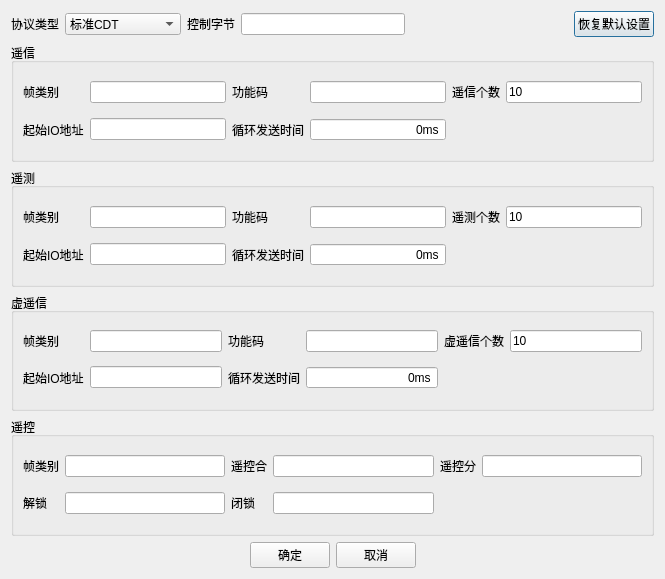
First picture: the form in CdtTools/ui/cdtsettingdlg.ui, repository CGinMax/ProtocolTools, before the edit.
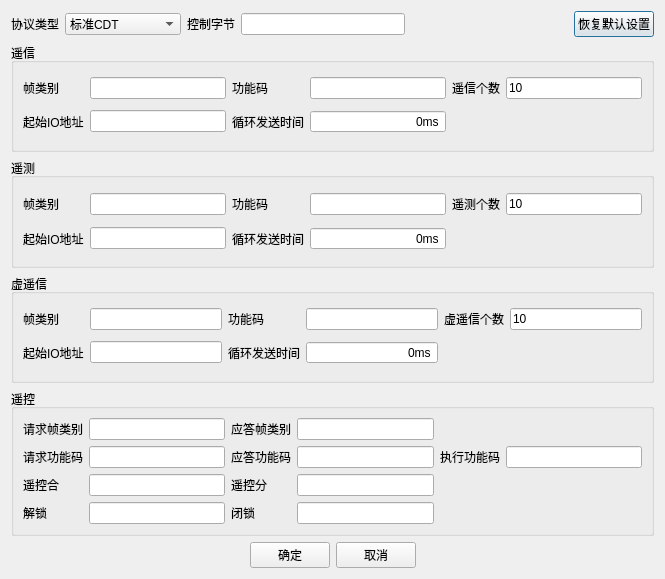
Second picture: the form after the edit.

```diff
--- a/CdtTools/ui/cdtsettingdlg.ui
+++ b/CdtTools/ui/cdtsettingdlg.ui
@@ -308,56 +308,96 @@
       <string>遥控</string>
      </property>
      <layout class="QGridLayout" name="gridLayout_3">
-      <item row="0" column="0">
-       <widget class="QLabel" name="label_10">
-        <property name="text">
-         <string>帧类别</string>
-        </property>
-       </widget>
-      </item>
-      <item row="0" column="1">
-       <widget class="QLineEdit" name="edYkType"/>
-      </item>
       <item row="0" column="2">
-       <widget class="QLabel" name="label_11">
-        <property name="text">
-         <string>遥控合</string>
-        </property>
-       </widget>
+       <widget class="QLineEdit" name="edYkReqType"/>
       </item>
-      <item row="0" column="3">
-       <widget class="QLineEdit" name="edYkClose"/>
-      </item>
-      <item row="0" column="4">
+      <item row="2" column="3">
        <widget class="QLabel" name="label_12">
         <property name="text">
          <string>遥控分</string>
         </property>
        </widget>
       </item>
-      <item row="0" column="5">
+      <item row="1" column="2">
+       <widget class="QLineEdit" name="edYkReqCode"/>
+      </item>
+      <item row="3" column="3">
+       <widget class="QLabel" name="label_14">
+        <property name="text">
+         <string>闭锁</string>
+        </property>
+       </widget>
+      </item>
+      <item row="2" column="0">
+       <widget class="QLabel" name="label_11">
+        <property name="text">
+         <string>遥控合</string>
+        </property>
+       </widget>
+      </item>
+      <item row="2" column="4">
        <widget class="QLineEdit" name="edYkOpen"/>
       </item>
-      <item row="1" column="0">
+      <item row="3" column="2">
+       <widget class="QLineEdit" name="edYkUnlock"/>
+      </item>
+      <item row="0" column="4">
+       <widget class="QLineEdit" name="edYkAckType"/>
+      </item>
+      <item row="3" column="0">
        <widget class="QLabel" name="label_13">
         <property name="text">
          <string>解锁</string>
         </property>
        </widget>
       </item>
-      <item row="1" column="1">
-       <widget class="QLineEdit" name="edYkUnlock"/>
+      <item row="1" column="0">
+       <widget class="QLabel" name="label_23">
+        <property name="text">
+         <string>请求功能码</string>
+        </property>
+       </widget>
       </item>
-      <item row="1" column="2">
-       <widget class="QLabel" name="label_14">
+      <item row="0" column="0">
+       <widget class="QLabel" name="label_10">
         <property name="text">
-         <string>闭锁</string>
+         <string>请求帧类别</string>
         </property>
        </widget>
       </item>
-      <item row="1" column="3">
+      <item row="0" column="3">
+       <widget class="QLabel" name="label_22">
+        <property name="text">
+         <string>应答帧类别</string>
+        </property>
+       </widget>
+      </item>
+      <item row="2" column="2">
+       <widget class="QLineEdit" name="edYkClose"/>
+      </item>
+      <item row="3" column="4">
        <widget class="QLineEdit" name="edYkLock"/>
       </item>
+      <item row="1" column="4">
+       <widget class="QLineEdit" name="edYkAckCode"/>
+      </item>
+      <item row="1" column="5">
+       <widget class="QLabel" name="label_25">
+        <property name="text">
+         <string>执行功能码</string>
+        </property>
+       </widget>
+      </item>
+      <item row="1" column="3">
+       <widget class="QLabel" name="label_24">
+        <property name="text">
+         <string>应答功能码</string>
+        </property>
+       </widget>
+      </item>
+      <item row="1" column="6">
+       <widget class="QLineEdit" name="edYkExeCode"/>
+      </item>
      </layout>
     </widget>
    </item>
```
Left out of the diff: 10 changed lines with no effect on the pictures.
